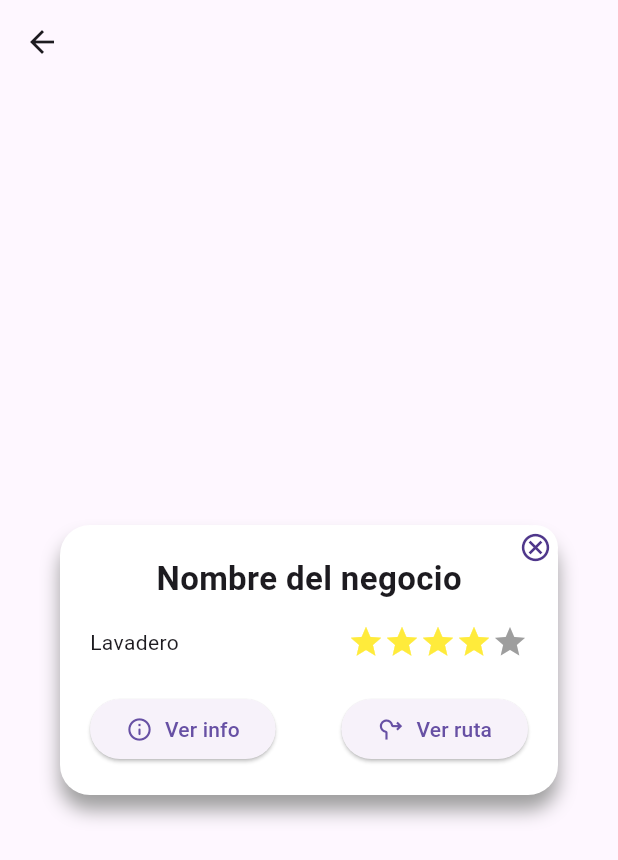
After one commit to YaidelLuis/widget-test-flutter, a Flutter app: the screen it shows after launch, after a tap on "Card map info", on a phone screen of 412 x 824 dp. The commit adds this screen. Shown: the top 860 px of the screen. Run offline on Flutter 3.47's test engine with Material 3 defaults, Android fonts, the phone set to English and light mode, and no system bars.

Commit message:
card para mostrar info en el mapa

```diff
--- /dev/null
+++ b/lib/card_map/card_map.dart
@@ -0,0 +1,178 @@
+import 'package:flutter/material.dart';
+
+class CardMap extends StatefulWidget {
+  const CardMap({super.key});
+
+  @override
+  State<CardMap> createState() => _CardMapState();
+}
+
+class _CardMapState extends State<CardMap> {
+  @override
+  Widget build(BuildContext context) {
+    return Scaffold(
+      appBar: AppBar(
+        leading: IconButton(
+          icon: const Icon(Icons.arrow_back),
+          onPressed: () {
+            Navigator.of(context).pop(); // Navega a la pantalla anterior
+          },
+        ),
+      ),
+      body: const Center(
+        child: CardInfoMap(
+            title: 'Nombre del negocio', rating: 4, businessType: 'Lavadero'),
+      ),
+    );
+  }
+}
+
+class CardInfoMap extends StatefulWidget {
+  final String title;
+  final double rating;
+  final String businessType;
+
+  const CardInfoMap(
+      {super.key,
+      required this.title,
+      required this.rating,
+      required this.businessType});
+
+  @override
+  CardInfoMapState createState() => CardInfoMapState();
+}
+
+class CardInfoMapState extends State<CardInfoMap>
+    with SingleTickerProviderStateMixin {
+  late AnimationController _controller;
+  late Animation<double> _animation;
+
+  @override
+  void initState() {
+    super.initState();
+    _controller = AnimationController(
+      duration: const Duration(seconds: 1),
+      vsync: this,
+    );
+    _animation = CurvedAnimation(parent: _controller, curve: Curves.easeIn);
+    _controller.forward();
+  }
+
+  @override
+  Widget build(BuildContext context) {
+    return FadeTransition(
+      opacity: _animation,
+      child: Dialog(
+        shape: RoundedRectangleBorder(
+          borderRadius: BorderRadius.circular(20),
+        ),
+        elevation: 5,
+        backgroundColor: Colors.transparent,
+        child: Stack(
+          alignment: Alignment.topRight,
+          children: <Widget>[
+            contentBox(context),
+            Positioned(
+              child: CircleAvatar(
+                backgroundColor: Colors.white,
+                radius: 15,
+                child: IconButton(
+                  padding: EdgeInsets.zero,
+                  icon: const Icon(Icons.cancel_outlined, size: 22),
+                  onPressed: () {
+                    Navigator.of(context).pop();
+                  },
+                ),
+              ),
+            ),
+          ],
+        ),
+      ),
+    );
+  }
+
+  contentBox(context) {
+    return Stack(
+      children: <Widget>[
+        Container(
+          padding: const EdgeInsets.all(20),
+          decoration: BoxDecoration(
+              shape: BoxShape.rectangle,
+              color: Colors.white,
+              borderRadius: BorderRadius.circular(20),
+              boxShadow: const [
+                BoxShadow(
+                    color: Colors.grey, offset: Offset(0, 10), blurRadius: 10),
+              ]),
+          child: Column(
+            mainAxisSize: MainAxisSize.min,
+            children: <Widget>[
+              Text(widget.title,
+                  style: const TextStyle(
+                      fontSize: 22, fontWeight: FontWeight.w600)),
+              const SizedBox(height: 15),
+              Row(
+                mainAxisAlignment: MainAxisAlignment.spaceBetween,
+                children: [
+                  Text(widget.businessType,
+                      style: const TextStyle(fontSize: 14)),
+                  const SizedBox(height: 15),
+                  Row(
+                    children: List.generate(
+                        5,
+                        (index) => Icon(Icons.star,
+                            color: index < widget.rating
+                                ? Colors.yellow
+                                : Colors.grey)),
+                  ),
+                ],
+              ),
+              const SizedBox(height: 22),
+              Row(
+                mainAxisAlignment: MainAxisAlignment.spaceBetween,
+                children: <Widget>[
+                  ElevatedButton(
+                    onPressed: () {},
+                    child: const SizedBox(
+                      child: Row(
+                        mainAxisAlignment: MainAxisAlignment.center,
+                        children: [
+                          Icon(Icons.info_outline_rounded),
+                          SizedBox(
+                            width: 8,
+                          ),
+                          Text('Ver info'),
+                        ],
+                      ),
+                    ),
+                  ),
+                  ElevatedButton(
+                    onPressed: () {},
+                    child: const SizedBox(
+                      child: Row(
+                        mainAxisAlignment: MainAxisAlignment.center,
+                        children: [
+                          Icon(Icons.roundabout_right_outlined),
+                          SizedBox(
+                            width: 8,
+                          ),
+                          Text('Ver ruta'),
+                        ],
+                      ),
+                    ),
+                  ),
+                ],
+              ),
+            ],
+          ),
+        ),
+      ],
+    );
+  }
+
+  @override
+  void dispose() {
+    _controller.dispose();
+    super.dispose();
+  }
+}
--- a/lib/main.dart
+++ b/lib/main.dart
@@ -1,5 +1,6 @@
 import 'package:flutter/material.dart';
 import 'package:mytest/calendar/calendar.dart';
+import 'package:mytest/card_map/card_map.dart';
 import 'package:mytest/dropdown/dropdown.dart';
 import 'package:mytest/expandable/expandable_title.dart';
 import 'package:mytest/profile/profile_screen.dart';
@@ -158,6 +159,28 @@ class MyHomePage extends StatelessWidget {
                 ),
               ),
             ),
+            //! Widget para mapa card info>
+            ElevatedButton(
+              onPressed: () {
+                Navigator.push(
+                  context,
+                  MaterialPageRoute(builder: (context) => const CardMap()),
+                );
+              },
+              child: const SizedBox(
+                width: 200,
+                child: Row(
+                  mainAxisAlignment: MainAxisAlignment.center,
+                  children: [
+                    Icon(Icons.call_to_action_rounded),
+                    SizedBox(
+                      width: 8,
+                    ),
+                    Text('Card map info'),
+                  ],
+                ),
+              ),
+            ),
           ],
         ),
       ),
```
